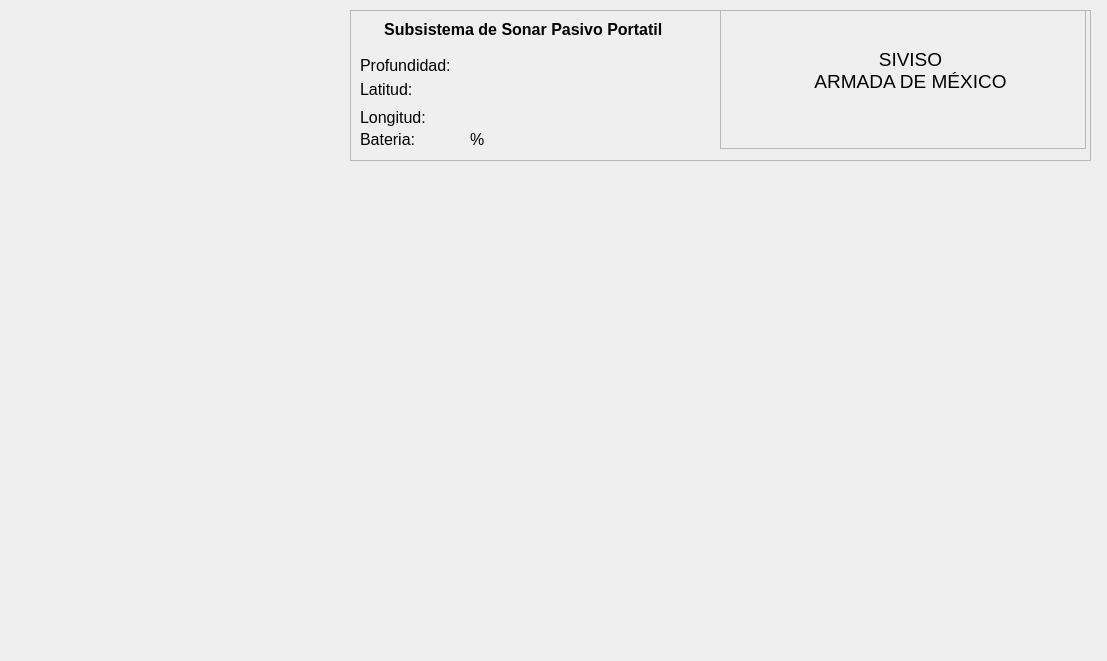
Above: SSPP/FrmPortable.ui from JuanVillaraus/CONSOLE before the change. Below: the same form after it.
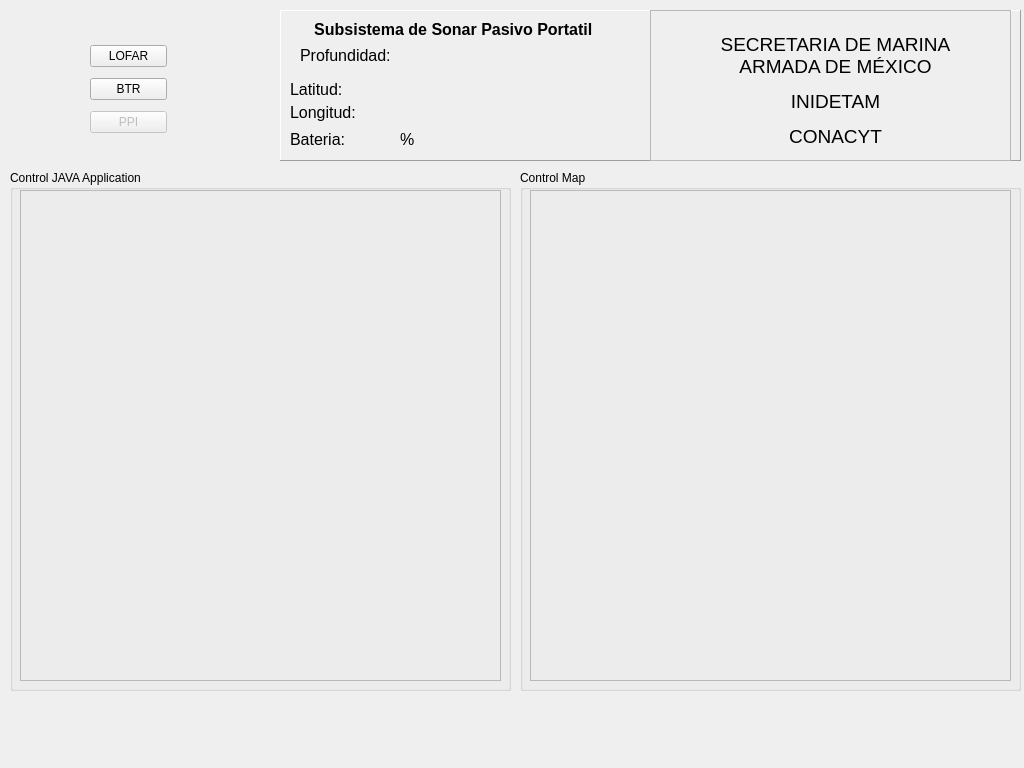
That is the form after the change. Icons and pictures are not drawn.

Commit message: add the form FrmPortable and other

```diff
--- a/SSPP/FrmPortable.ui
+++ b/SSPP/FrmPortable.ui
@@ -6,27 +6,66 @@
    <rect>
     <x>0</x>
     <y>0</y>
-    <width>1107</width>
-    <height>661</height>
+    <width>1024</width>
+    <height>768</height>
    </rect>
   </property>
+  <property name="maximumSize">
+   <size>
+    <width>1024</width>
+    <height>768</height>
+   </size>
+  </property>
   <property name="windowTitle">
    <string>Form</string>
   </property>
   <widget class="QWidget" name="horizontalLayoutWidget">
    <property name="geometry">
     <rect>
-     <x>350</x>
-     <y>10</y>
-     <width>741</width>
-     <height>151</height>
+     <x>90</x>
+     <y>40</y>
+     <width>77</width>
+     <height>99</height>
     </rect>
    </property>
-   <layout class="QHBoxLayout" name="horizontalLayout">
+   <layout class="QVBoxLayout" name="verticalLayout">
     <item>
+     <widget class="QPushButton" name="btnLOFAR">
+      <property name="text">
+       <string>LOFAR</string>
+      </property>
+     </widget>
+    </item>
+    <item>
+     <widget class="QPushButton" name="btnBTR">
+      <property name="text">
+       <string>BTR</string>
+      </property>
+     </widget>
+    </item>
+    <item>
+     <widget class="QPushButton" name="btnPPI">
+      <property name="enabled">
+       <bool>false</bool>
+      </property>
+      <property name="text">
+       <string>PPI</string>
+      </property>
+     </widget>
+    </item>
+   </layout>
+  </widget>
      <widget class="QFrame" name="frame_8">
+   <property name="geometry">
+    <rect>
+     <x>280</x>
+     <y>10</y>
+     <width>741</width>
+     <height>151</height>
+    </rect>
+   </property>
       <property name="frameShape">
-       <enum>QFrame::StyledPanel</enum>
+    <enum>QFrame::Panel</enum>
       </property>
       <property name="frameShadow">
        <enum>QFrame::Raised</enum>
@@ -51,8 +90,8 @@
       <widget class="QLabel" name="label_26">
        <property name="geometry">
         <rect>
-         <x>10</x>
-         <y>40</y>
+      <x>20</x>
+      <y>30</y>
          <width>161</width>
          <height>31</height>
         </rect>
@@ -86,9 +125,9 @@
        <property name="geometry">
         <rect>
          <x>10</x>
-         <y>97</y>
+      <y>93</y>
          <width>121</width>
-         <height>21</height>
+      <height>20</height>
         </rect>
        </property>
        <property name="text">
@@ -137,9 +176,9 @@
        <property name="geometry">
         <rect>
          <x>370</x>
-         <y>-10</y>
-         <width>366</width>
-         <height>149</height>
+      <y>0</y>
+      <width>361</width>
+      <height>151</height>
         </rect>
        </property>
        <property name="frameShape">
@@ -151,10 +190,10 @@
        <widget class="QLabel" name="label_61">
         <property name="geometry">
          <rect>
-          <x>90</x>
-          <y>40</y>
-          <width>201</width>
-          <height>61</height>
+       <x>20</x>
+       <y>20</y>
+       <width>331</width>
+       <height>121</height>
          </rect>
         </property>
         <property name="font">
@@ -168,7 +207,9 @@
 &lt;html&gt;&lt;head&gt;&lt;meta name=&quot;qrichtext&quot; content=&quot;1&quot; /&gt;&lt;style type=&quot;text/css&quot;&gt;
 p, li { white-space: pre-wrap; }
 &lt;/style&gt;&lt;/head&gt;&lt;body style=&quot; font-family:'Arial'; font-size:14pt; font-weight:400; font-style:normal;&quot;&gt;
-&lt;p align=&quot;center&quot; style=&quot; margin-top:12px; margin-bottom:12px; margin-left:0px; margin-right:0px; -qt-block-indent:0; text-indent:0px;&quot;&gt;SIVISO&lt;br /&gt;ARMADA DE MÉXICO&lt;/p&gt;&lt;/body&gt;&lt;/html&gt;</string>
+&lt;p align=&quot;center&quot; style=&quot; margin-top:12px; margin-bottom:12px; margin-left:0px; margin-right:0px; -qt-block-indent:0; text-indent:0px;&quot;&gt;SECRETARIA DE MARINA&lt;br /&gt;ARMADA DE MÉXICO&lt;/p&gt;
+&lt;p align=&quot;center&quot; style=&quot; margin-top:12px; margin-bottom:12px; margin-left:0px; margin-right:0px; -qt-block-indent:0; text-indent:0px;&quot;&gt;INIDETAM&lt;/p&gt;
+&lt;p align=&quot;center&quot; style=&quot; margin-top:12px; margin-bottom:12px; margin-left:0px; margin-right:0px; -qt-block-indent:0; text-indent:0px;&quot;&gt;CONACYT&lt;/p&gt;&lt;/body&gt;&lt;/html&gt;</string>
         </property>
        </widget>
        <widget class="QLabel" name="logo">
@@ -211,8 +252,66 @@
        </widget>
       </widget>
      </widget>
-    </item>
-   </layout>
+  <widget class="QGroupBox" name="gboxJava">
+   <property name="geometry">
+    <rect>
+     <x>10</x>
+     <y>170</y>
+     <width>501</width>
+     <height>521</height>
+    </rect>
+   </property>
+   <property name="title">
+    <string>Control JAVA Application</string>
+   </property>
+   <property name="flat">
+    <bool>false</bool>
+   </property>
+   <widget class="QFrame" name="frame">
+    <property name="geometry">
+     <rect>
+      <x>10</x>
+      <y>20</y>
+      <width>481</width>
+      <height>491</height>
+     </rect>
+    </property>
+    <property name="frameShape">
+     <enum>QFrame::StyledPanel</enum>
+    </property>
+    <property name="frameShadow">
+     <enum>QFrame::Raised</enum>
+    </property>
+   </widget>
+  </widget>
+  <widget class="QGroupBox" name="gboxMap">
+   <property name="geometry">
+    <rect>
+     <x>520</x>
+     <y>170</y>
+     <width>501</width>
+     <height>521</height>
+    </rect>
+   </property>
+   <property name="title">
+    <string>Control Map</string>
+   </property>
+   <widget class="QFrame" name="frame_2">
+    <property name="geometry">
+     <rect>
+      <x>10</x>
+      <y>20</y>
+      <width>481</width>
+      <height>491</height>
+     </rect>
+    </property>
+    <property name="frameShape">
+     <enum>QFrame::StyledPanel</enum>
+    </property>
+    <property name="frameShadow">
+     <enum>QFrame::Raised</enum>
+    </property>
+   </widget>
   </widget>
  </widget>
  <resources>
```
Left out of the diff: 7 changed lines with no effect on the pictures. Lines whose indentation alone changed are shown as unchanged. The commit also changes 3 other files.
